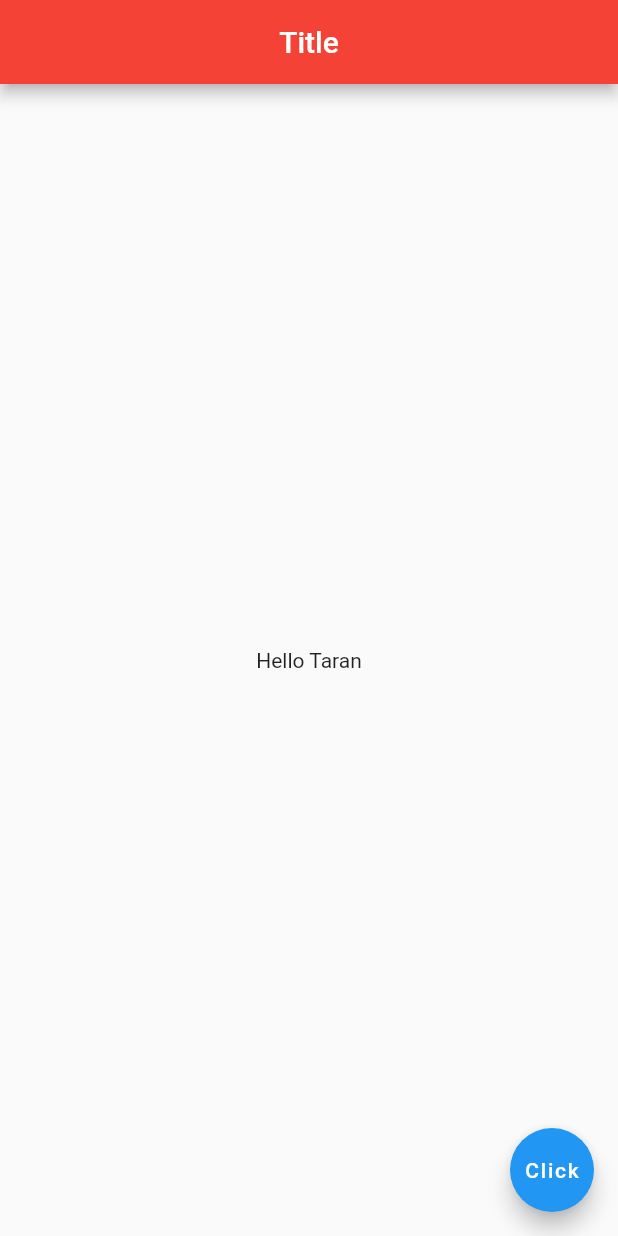
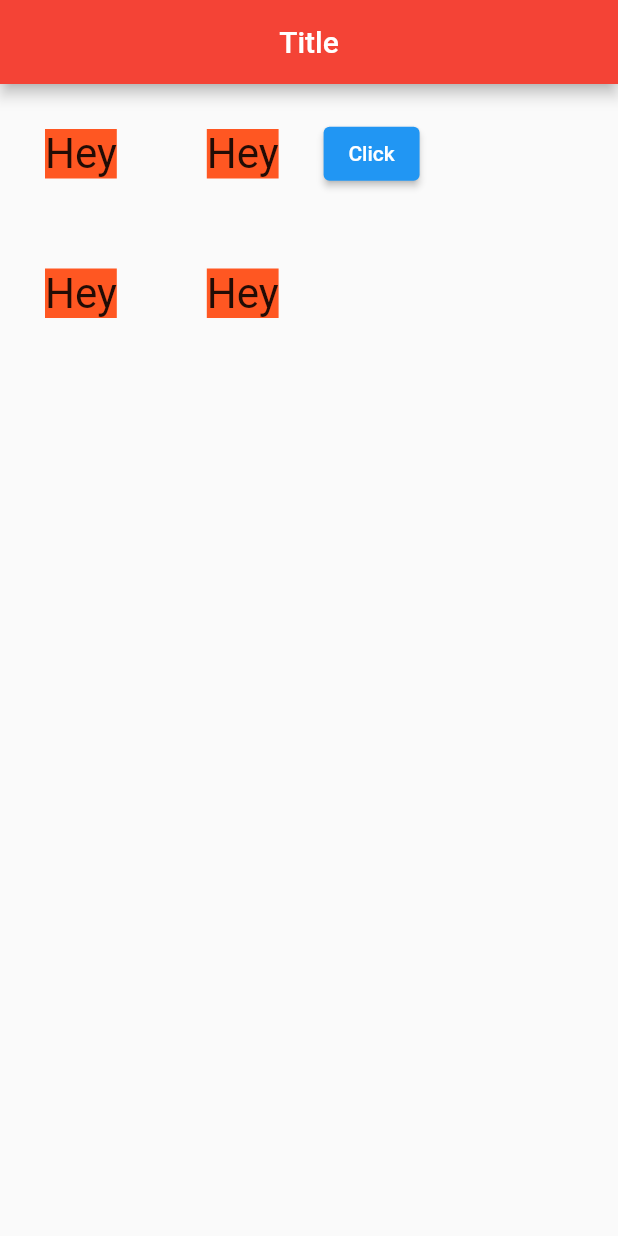
Before and after one commit to TaranPannu/FlutterApp, a Flutter app: the screen it shows after launch, on a phone screen of 412 x 824 dp. Run offline on Flutter 3.47's test engine with Material 2 defaults, Android fonts, the light colour scheme and no system bars.

Commit message:
Rows,columns,expanded,container

```diff
--- a/lib/main.dart
+++ b/lib/main.dart
@@ -26,13 +26,41 @@ return Scaffold(
     centerTitle: true,
     backgroundColor: Colors.red,
   ),
-  body: Center(child: Text(
-    "Hello Taran"
-  ),),
-  floatingActionButton: FloatingActionButton(
-    child: Text("Click"),
-    onPressed: (){
-    },
+  body:Column(
+    children: [
+      Row(children: [
+        Container(
+          child: Text("Hey",textScaleFactor: 2.0,),
+          margin: EdgeInsets.all(30.0),
+          color: Colors.deepOrange,
+
+        ),
+        Container(
+          child: Text("Hey",textScaleFactor: 2.0,),
+          margin: EdgeInsets.all(30.0),
+          color: Colors.deepOrange,
+
+        ),
+        ElevatedButton(onPressed: (){}, child:Text("Click") )
+      ],
+      ),
+      Row(children: [
+        Container(
+          child: Text("Hey",textScaleFactor: 2.0,),
+          margin: EdgeInsets.all(30.0),
+          color: Colors.deepOrange,
+
+        ),
+        Container(
+          child: Text("Hey",textScaleFactor: 2.0,),
+          margin: EdgeInsets.all(30.0),
+          color: Colors.deepOrange,
+
+        ),
+      ],
+      )
+    ],
+
   ),
 );
   }
--- a/pubspec.yaml
+++ b/pubspec.yaml
@@ -60,9 +60,8 @@ flutter:
   uses-material-design: true
 
   # To add assets to your application, add an assets section, like this:
-  # assets:
-  #   - images/a_dot_burr.jpeg
-  #   - images/a_dot_ham.jpeg
+assets:
+  - assets/login.png
 
   # An image asset can refer to one or more resolution-specific "variants", see
   # https://flutter.dev/assets-and-images/#resolution-aware
```
Also changed, not shown: assets/login.png (added), assets/map.jpeg (added).
